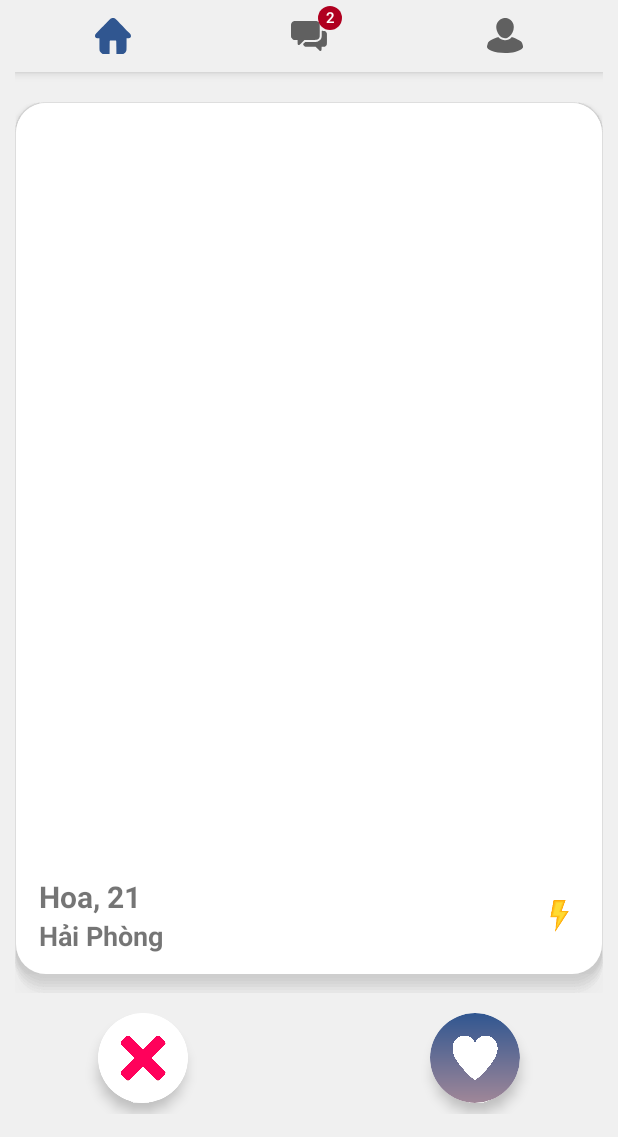
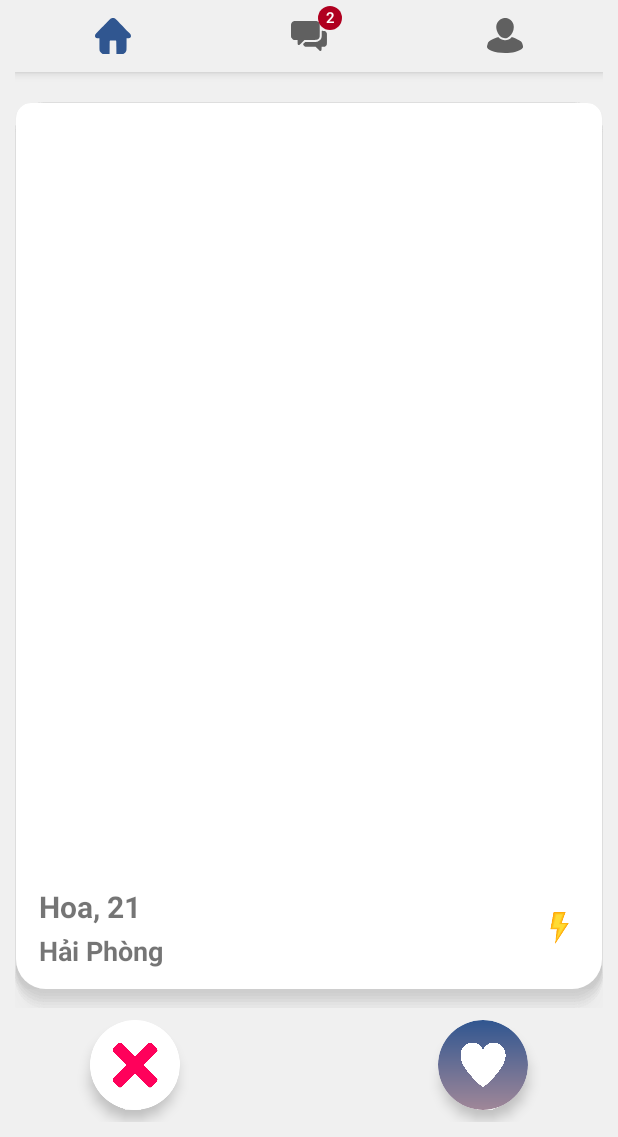
Before and after one commit to xuannquy20/AphroDatingApp, an Android app: the HomeFragment screen opened directly, with no data from a screen before it, on a phone screen of 412 x 824 dp, the part 99-1236 px from its top. Run offline under Robolectric (Android 15) with nearby library versions, the light colour scheme and no system bars; our stand-ins replace Firebase (no records; nobody signed in at launch, a user with empty details on screens opened directly); libraries missing offline, so code that uses them is left out: com.facebook; Roboto replaces fonts that are not available here.

```diff
--- a/app/src/main/java/com/projectd/aphroapp/HomeFragment.java
+++ b/app/src/main/java/com/projectd/aphroapp/HomeFragment.java
@@ -61,6 +61,12 @@ public class HomeFragment extends Fragment {
     }
 
     @Override
+    public void onPause() {
+        checkInformation = false;
+        super.onPause();
+    }
+
+    @Override
     public void onStart() {
         super.onStart();
         new Handler().postDelayed(() -> animationIntro(tutorialCheckInfomation, 0, 1, 1, 300), 2000);
--- a/app/src/main/res/layout/fragment_home.xml
+++ b/app/src/main/res/layout/fragment_home.xml
@@ -110,12 +110,12 @@
                     <RelativeLayout
                         android:layout_width="match_parent"
                         android:layout_height="wrap_content"
-                        android:layout_weight="96">
+                        android:layout_weight="90">
 
                         <androidx.cardview.widget.CardView
                             android:layout_width="match_parent"
                             android:layout_height="match_parent"
-                            app:cardCornerRadius="20dp"
+                            app:cardCornerRadius="10dp"
                             app:cardElevation="0dp"
                             app:cardPreventCornerOverlap="false">
 
@@ -162,6 +162,7 @@
                             android:gravity="center_vertical"
                             android:paddingLeft="15dp"
                             android:paddingTop="15dp"
+                            android:paddingBottom="2dp"
                             android:text="Hoa, 21"
                             android:textSize="20sp"
                             android:textStyle="bold"
@@ -176,6 +177,7 @@
                             android:layout_weight="2"
                             android:gravity="top"
                             android:paddingLeft="15dp"
+                            android:paddingTop="2dp"
                             android:paddingBottom="15dp"
                             android:text="Hải Phòng"
                             android:textSize="18sp"
@@ -191,8 +193,7 @@
             <androidx.constraintlayout.widget.ConstraintLayout
                 android:layout_width="match_parent"
                 android:layout_height="wrap_content"
-                android:layout_weight="5"
-                android:padding="5dp">
+                android:layout_weight="5">
 
                 <androidx.cardview.widget.CardView
                     android:id="@+id/button_skip"
```
